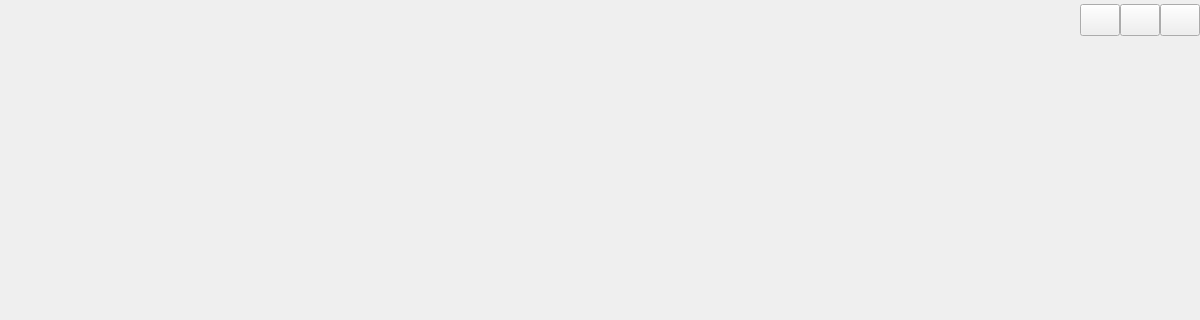
Before: the Qt Designer form try/mainwindow.ui in WDygzy/qt-studying, drawn with Qt 5; both pictures show x 0 to 1200 and y 0 to 320 of the 1200 by 900 pixel window.
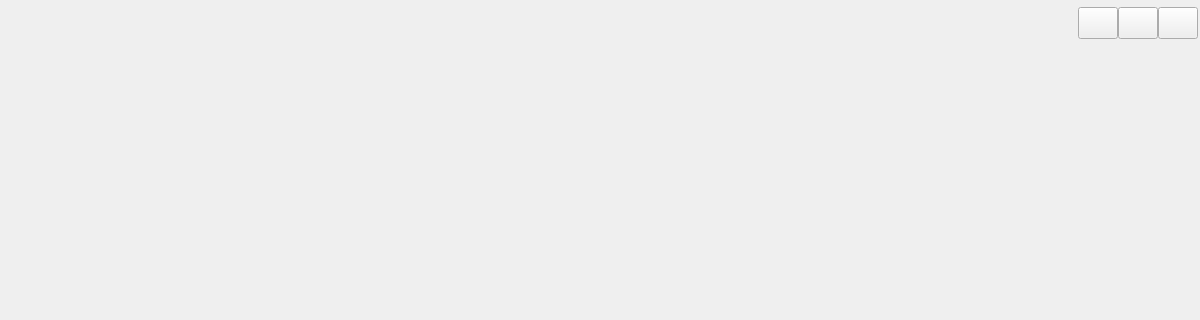
After: the same form once the commit is applied.

What changed in the file:
```diff
--- a/try/mainwindow.ui
+++ b/try/mainwindow.ui
@@ -58,8 +58,17 @@
            <property name="sizeConstraint">
             <enum>QLayout::SetDefaultConstraint</enum>
            </property>
+           <property name="leftMargin">
+            <number>2</number>
+           </property>
            <property name="topMargin">
-            <number>0</number>
+            <number>2</number>
+           </property>
+           <property name="rightMargin">
+            <number>2</number>
+           </property>
+           <property name="bottomMargin">
+            <number>2</number>
            </property>
            <item>
             <widget class="QWidget" name="titleBar" native="true">
@@ -72,13 +81,13 @@
              <property name="minimumSize">
               <size>
                <width>0</width>
-               <height>40</height>
+               <height>42</height>
               </size>
              </property>
              <property name="maximumSize">
               <size>
                <width>16777215</width>
-               <height>40</height>
+               <height>42</height>
               </size>
              </property>
              <layout class="QHBoxLayout" name="horizontalLayout">
```
Left out of the diff: 2 changed lines with no effect on the pictures.
